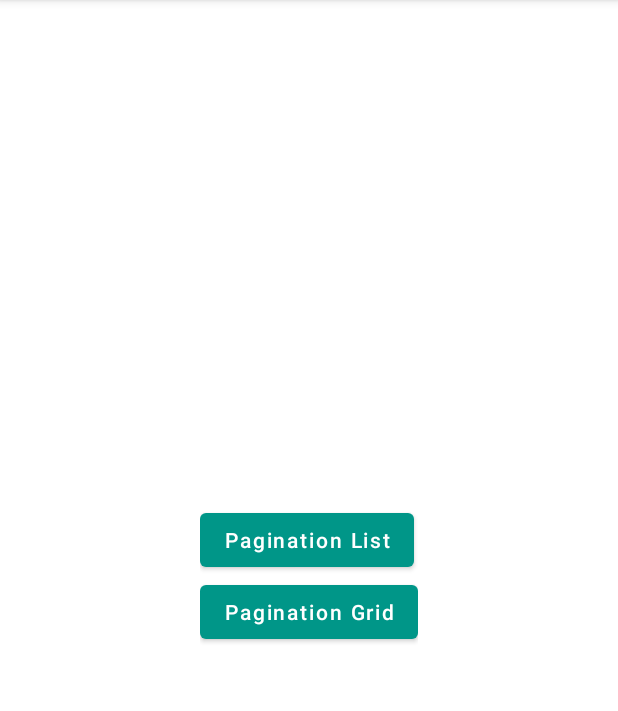
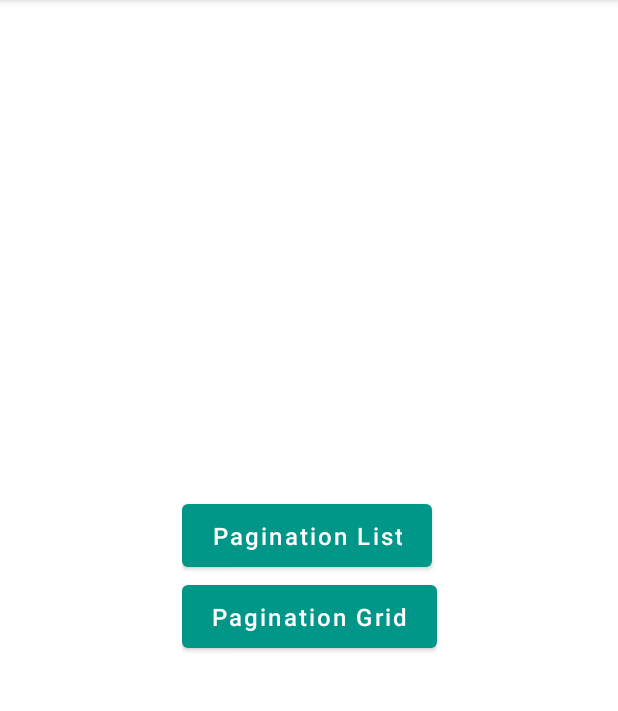
Before and after one commit to yoesuv/Android-Load-More-Paging, an Android app: the screen it shows after launch (MainActivity), on a phone screen of 412 x 824 dp, the part 84-795 px from its top. Run offline under Robolectric (Android 15) with nearby library versions, the phone set to English and light mode, and no system bars; our stand-ins replace data binding.

Commit message:
:art: main button style

```diff
--- a/app/src/main/res/layout/activity_main.xml
+++ b/app/src/main/res/layout/activity_main.xml
@@ -27,16 +27,22 @@
             android:id="@+id/btnPaginationList"
             android:layout_width="wrap_content"
             android:layout_height="wrap_content"
+            android:paddingHorizontal="@dimen/main_button_padding_horizontal"
+            android:paddingVertical="@dimen/main_button_padding_vertical"
             android:textAllCaps="false"
             android:text="@string/button_pagination_list"
+            android:textSize="@dimen/main_button_text_size"
             android:onClick="@{main::onClickPaginationList}"/>
 
         <com.google.android.material.button.MaterialButton
             android:id="@+id/btnPaginationGrid"
             android:layout_width="wrap_content"
             android:layout_height="wrap_content"
+            android:paddingHorizontal="@dimen/main_button_padding_horizontal"
+            android:paddingVertical="@dimen/main_button_padding_vertical"
             android:textAllCaps="false"
             android:text="@string/button_pagination_grid"
+            android:textSize="@dimen/main_button_text_size"
             android:onClick="@{main::onClickPaginationGrid}"/>
 
     </LinearLayout>
--- a/app/src/main/res/values/dimens.xml
+++ b/app/src/main/res/values/dimens.xml
@@ -1,4 +1,10 @@
 <?xml version="1.0" encoding="utf-8"?>
 <resources>
+
     <dimen name="item_post_margin">14dp</dimen>
+
+    <dimen name="main_button_text_size">16sp</dimen>
+    <dimen name="main_button_padding_vertical">10dp</dimen>
+    <dimen name="main_button_padding_horizontal">20dp</dimen>
+
 </resources>
```
